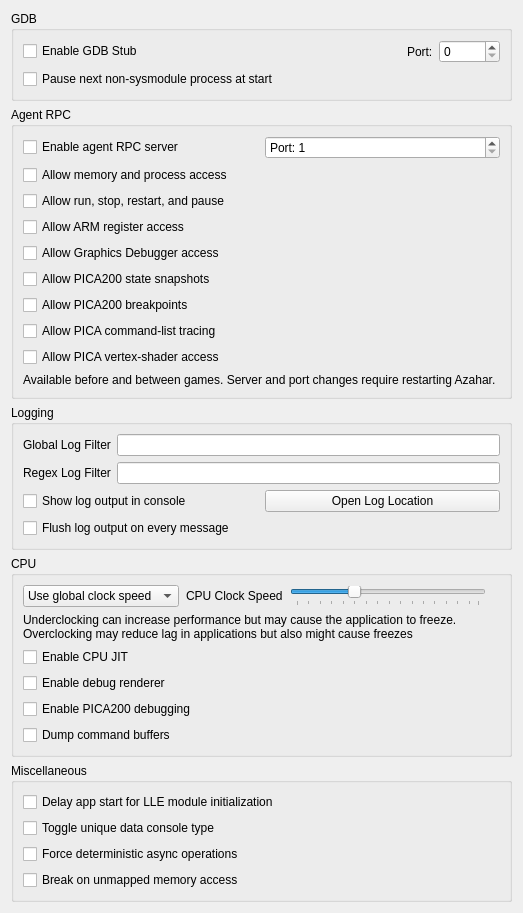
This is src/citra_qt/configuration/configure_debug.ui in Nemugaki/azahar as Qt 5 draws it before an edit. The edited form follows.
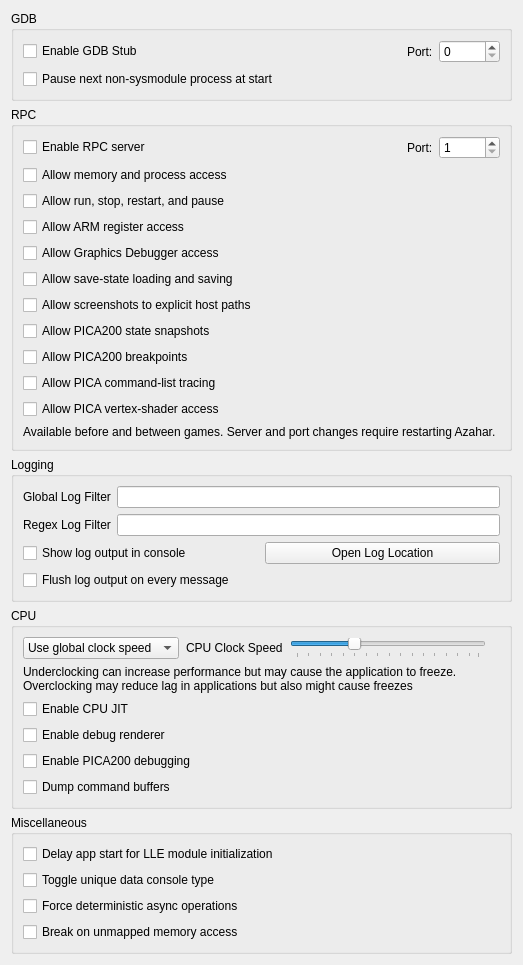
This is the edited form.

Commit message: Add RPC state and screenshot controls

Patch:
```diff
--- a/src/citra_qt/configuration/configure_debug.ui
+++ b/src/citra_qt/configuration/configure_debug.ui
@@ -75,13 +75,13 @@
    <item>
     <widget class="QGroupBox" name="rpc_groupbox">
      <property name="title">
-      <string>Agent RPC</string>
+      <string>RPC</string>
      </property>
      <layout class="QGridLayout" name="rpc_layout">
       <item row="0" column="0">
        <widget class="QCheckBox" name="enable_rpc_server">
         <property name="text">
-         <string>Enable agent RPC server</string>
+         <string>Enable RPC server</string>
         </property>
         <property name="toolTip">
          <string>Enables the loopback-only RPC server on 127.0.0.1.</string>
@@ -89,13 +89,30 @@
        </widget>
       </item>
       <item row="0" column="1">
+       <spacer name="rpc_horizontal_spacer">
+        <property name="orientation">
+         <enum>Qt::Horizontal</enum>
+        </property>
+        <property name="sizeHint" stdset="0">
+         <size>
+          <width>40</width>
+          <height>20</height>
+         </size>
+        </property>
+       </spacer>
+      </item>
+      <item row="0" column="2">
+       <widget class="QLabel" name="rpc_port_label">
+        <property name="text">
+         <string>Port:</string>
+        </property>
+       </widget>
+      </item>
+      <item row="0" column="3">
        <widget class="QSpinBox" name="rpc_server_port">
         <property name="toolTip">
          <string>Loopback UDP port. AZAHAR_RPC_PORT overrides this setting for the current process.</string>
         </property>
-        <property name="prefix">
-         <string>Port: </string>
-        </property>
         <property name="minimum">
          <number>1</number>
         </property>
@@ -132,7 +149,21 @@
         </property>
        </widget>
       </item>
-      <item row="5" column="0" colspan="2">
+      <item row="5" column="0" colspan="4">
+       <widget class="QCheckBox" name="rpc_allow_save_states">
+        <property name="text">
+         <string>Allow save-state loading and saving</string>
+        </property>
+       </widget>
+      </item>
+      <item row="6" column="0" colspan="4">
+       <widget class="QCheckBox" name="rpc_allow_screenshots">
+        <property name="text">
+         <string>Allow screenshots to explicit host paths</string>
+        </property>
+       </widget>
+      </item>
+      <item row="7" column="0" colspan="4">
        <widget class="QCheckBox" name="rpc_allow_pica_snapshot">
         <property name="text">
          <string>Allow PICA200 state snapshots</string>
@@ -142,7 +173,7 @@
         </property>
        </widget>
       </item>
-      <item row="6" column="0" colspan="2">
+      <item row="8" column="0" colspan="4">
        <widget class="QCheckBox" name="rpc_allow_pica_breakpoints">
         <property name="text">
          <string>Allow PICA200 breakpoints</string>
@@ -152,7 +183,7 @@
         </property>
        </widget>
       </item>
-      <item row="7" column="0" colspan="2">
+      <item row="9" column="0" colspan="4">
        <widget class="QCheckBox" name="rpc_allow_pica_command_list">
         <property name="text">
          <string>Allow PICA command-list tracing</string>
@@ -162,7 +193,7 @@
         </property>
        </widget>
       </item>
-      <item row="8" column="0" colspan="2">
+      <item row="10" column="0" colspan="4">
        <widget class="QCheckBox" name="rpc_allow_pica_vertex_shader">
         <property name="text">
          <string>Allow PICA vertex-shader access</string>
@@ -172,7 +203,7 @@
         </property>
        </widget>
       </item>
-      <item row="9" column="0" colspan="2">
+      <item row="11" column="0" colspan="4">
        <widget class="QLabel" name="rpc_server_info">
         <property name="text">
          <string>Available before and between games. Server and port changes require restarting Azahar.</string>
```
Left out of the diff: 8 changed lines with no effect on the pictures. The commit also changes 17 other files.
